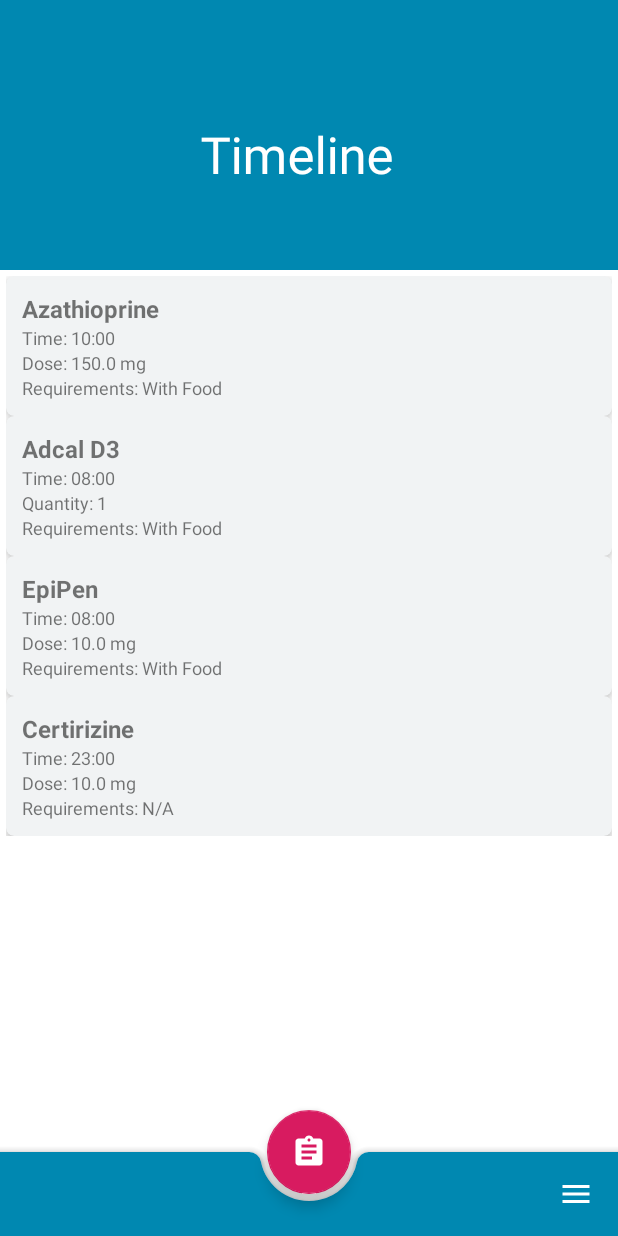
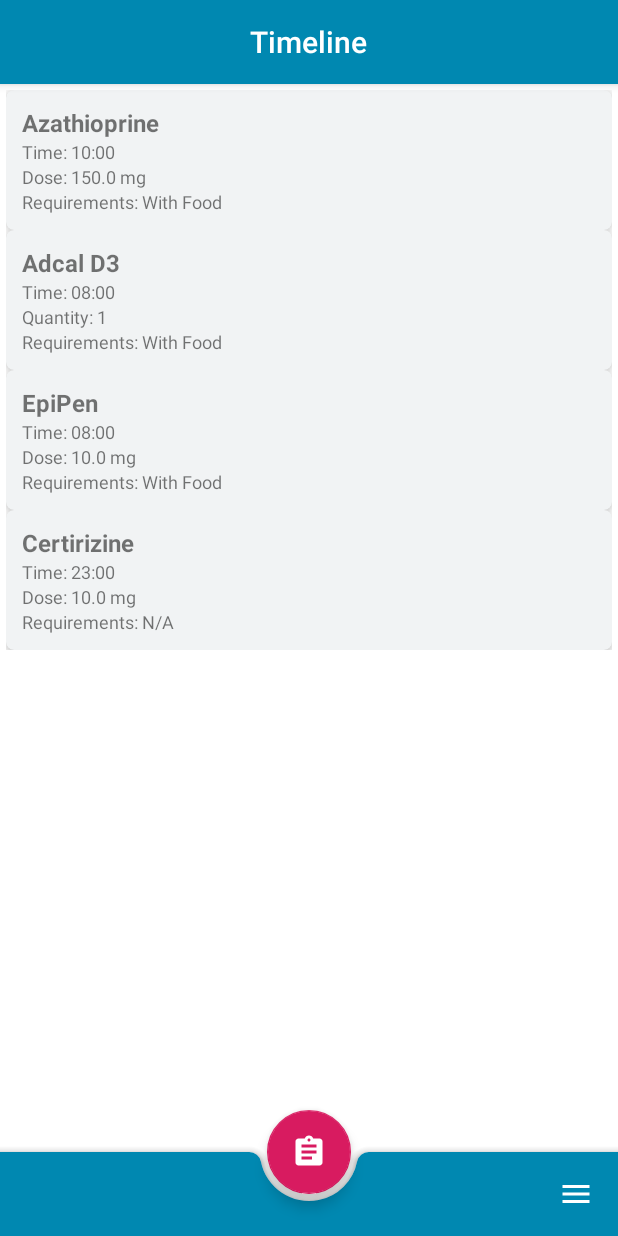
Before and after one commit to wrussell1999/medhelp-android, an Android app: the screen it shows after launch (Timeline), on a phone screen of 412 x 824 dp. Run offline under Robolectric (Android 15) with nearby library versions, the phone set to English and light mode, and no system bars.

Commit message:
Toolbar static and center

```diff
--- a/app/src/main/java/com/will_russell/medhelp/Timeline.java
+++ b/app/src/main/java/com/will_russell/medhelp/Timeline.java
@@ -27,9 +27,6 @@ public class Timeline extends AppCompatActivity {
 
         BottomAppBar bar = findViewById(R.id.bar);
         setSupportActionBar(bar);
-
-        CollapsingToolbarLayout collapsingToolbar = findViewById(R.id.toolbar_layout);
-        collapsingToolbar.setTitle(getResources().getString(R.string.title_activity_timeline));
 
         FloatingActionButton fab = findViewById(R.id.fab);
         fab.setOnClickListener(new View.OnClickListener() {
@@ -103,7 +100,9 @@ public class Timeline extends AppCompatActivity {
     private MaterialCardView buildCard(int index) {
         MaterialCardView card = new MaterialCardView(this);
         MaterialCardView.LayoutParams params = new MaterialCardView.LayoutParams(MaterialCardView.LayoutParams.MATCH_PARENT, MaterialCardView.LayoutParams.WRAP_CONTENT);
-        params.setMargins(8,8,8,8);
+        int dimens = (int) (getResources().getDimension(R.dimen.card_margin) / getResources().getDisplayMetrics().density);
+        System.out.println("Dimens: " + dimens);
+        params.setMargins(dimens,dimens,dimens,dimens);
         card.setLayoutParams(params);
         card.setCardElevation(4);
         card.setRadius(8);
@@ -119,8 +118,8 @@ public class Timeline extends AppCompatActivity {
         LinearLayout.LayoutParams params = new LinearLayout.LayoutParams(LinearLayout.LayoutParams.MATCH_PARENT, LinearLayout.LayoutParams.MATCH_PARENT);
         layout.setLayoutParams(params);
         layout.setOrientation(LinearLayout.VERTICAL);
-        layout.setPadding(16,16,16,16);
-
+        int dimens = (int) (getResources().getDimension(R.dimen.card_internal_padding) / getResources().getDisplayMetrics().density);
+        layout.setPadding(dimens,dimens,dimens,dimens);
         layout.addView(buildName(index));
         layout.addView(buildTimes(index));
         layout.addView(buildQuantity(index));
--- a/app/src/main/res/layout/activity_medication_overview.xml
+++ b/app/src/main/res/layout/activity_medication_overview.xml
@@ -10,21 +10,8 @@
     <com.google.android.material.appbar.AppBarLayout
         android:id="@+id/app_bar"
         android:layout_width="match_parent"
-        android:layout_height="@dimen/app_bar_height"
-        android:fitsSystemWindows="true"
+        android:layout_height="?attr/actionBarSize"
         android:theme="@style/AppTheme.AppBarOverlay">
-
-        <com.google.android.material.appbar.CollapsingToolbarLayout
-            android:id="@+id/toolbar_layout"
-            android:layout_width="match_parent"
-            android:layout_height="match_parent"
-            android:fitsSystemWindows="true"
-            app:contentScrim="?attr/colorPrimary"
-            app:expandedTitleGravity="bottom|center_horizontal"
-            app:collapsedTitleGravity="center"
-            app:layout_scrollFlags="scroll|exitUntilCollapsed"
-            app:toolbarId="@+id/toolbar">
-
             <androidx.appcompat.widget.Toolbar
                 android:id="@+id/toolbar"
                 android:layout_width="match_parent"
@@ -52,10 +39,7 @@
                         android:textAlignment="center"
                         android:textColor="@color/white" />
                 </LinearLayout>
-
             </androidx.appcompat.widget.Toolbar>
-
-        </com.google.android.material.appbar.CollapsingToolbarLayout>
     </com.google.android.material.appbar.AppBarLayout>
 
     <include layout="@layout/content_medication_overview" />
--- a/app/src/main/res/layout/activity_timeline.xml
+++ b/app/src/main/res/layout/activity_timeline.xml
@@ -10,33 +10,34 @@
     <com.google.android.material.appbar.AppBarLayout
         android:id="@+id/app_bar"
         android:layout_width="match_parent"
-        android:layout_height="@dimen/app_bar_height"
-        android:fitsSystemWindows="true"
+        android:layout_height="wrap_content"
         android:theme="@style/AppTheme.AppBarOverlay">
-
-        <com.google.android.material.appbar.CollapsingToolbarLayout
-            android:id="@+id/toolbar_layout"
-            android:layout_width="match_parent"
-            android:layout_height="match_parent"
-            android:fitsSystemWindows="true"
-            app:contentScrim="?attr/colorPrimary"
-            app:expandedTitleGravity="bottom|center_horizontal"
-            app:expandedTitleTextAppearance="@style/Widget.Design.CollapsingToolbar"
-            app:expandedTitleMarginBottom="64dp"
-            app:expandedTitleMarginStart="16dp"
-            app:collapsedTitleGravity="top|center_horizontal"
-            app:layout_scrollFlags="scroll|exitUntilCollapsed"
-            app:toolbarId="@+id/toolbar">
-
             <androidx.appcompat.widget.Toolbar
                 android:id="@+id/toolbar"
                 android:layout_width="match_parent"
                 android:layout_height="?attr/actionBarSize"
-                app:layout_collapseMode="pin"
-                app:popupTheme="@style/AppTheme.PopupOverlay">
-
+                app:popupTheme="@style/AppTheme.PopupOverlay"
+                android:contentInsetLeft="0dp"
+                app:contentInsetLeft="0dp"
+                app:contentInsetStart="0dp"
+                android:contentInsetRight="0dp"
+                android:contentInsetEnd="0dp"
+                app:contentInsetRight="0dp"
+                app:contentInsetEnd="0dp" >
+                <LinearLayout
+                    android:layout_width="match_parent"
+                    android:layout_height="match_parent"
+                    android:gravity="center">
+                    <TextView
+                        android:id="@+id/title"
+                        style="@style/TextAppearance.AppCompat.Widget.ActionBar.Title"
+                        android:layout_width="wrap_content"
+                        android:layout_height="wrap_content"
+                        android:text="@string/title_activity_timeline"
+                        android:textAlignment="center"
+                        android:textColor="@color/white" />
+                </LinearLayout>
             </androidx.appcompat.widget.Toolbar>
-        </com.google.android.material.appbar.CollapsingToolbarLayout>
     </com.google.android.material.appbar.AppBarLayout>
 
     <include layout="@layout/content_timeline" />
--- a/app/src/main/res/values/dimens.xml
+++ b/app/src/main/res/values/dimens.xml
@@ -9,5 +9,6 @@
     <dimen name="about_button_width">130dp</dimen>
     <dimen name="bottom_sheet_corner_radius">16dp</dimen>
     <dimen name="bottom_sheet_top_padding">8dp</dimen>
-
+    <dimen name="card_margin">16dp</dimen>
+    <dimen name="card_internal_padding">16dp</dimen>
 </resources>
```
